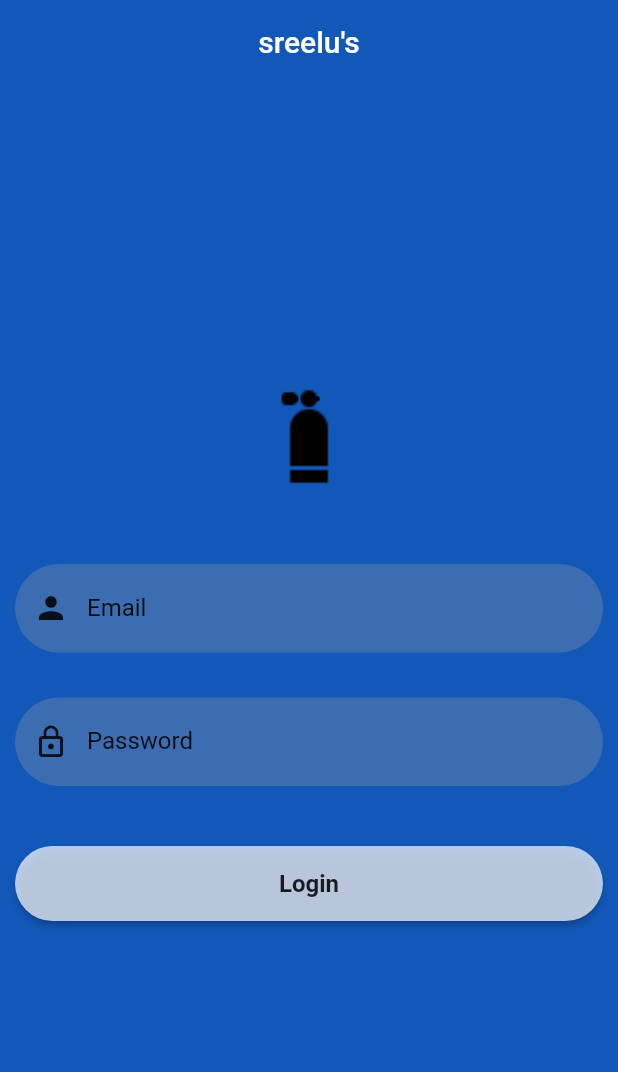
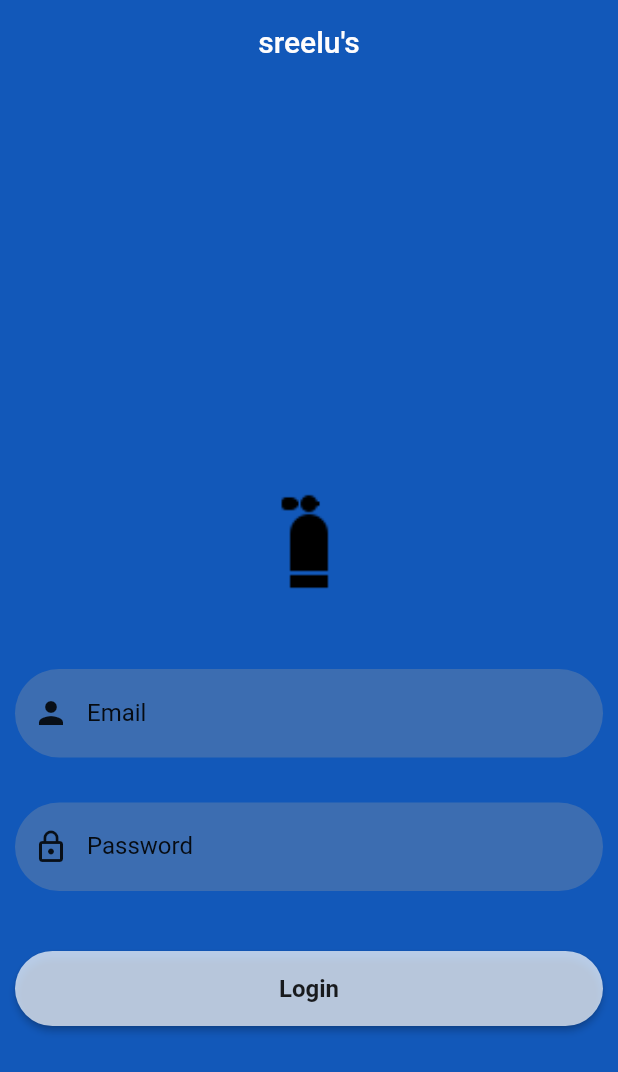
Before and after one commit to Sufiyankallada/flutterapp, a Flutter app: the screen it shows after launch, on a phone screen of 412 x 824 dp. Shown: the top 1072 px of the screen. Run offline on Flutter 3.47's test engine with Material 2 defaults, Android fonts, the phone set to English and light mode, and no system bars; our stand-ins replace dropdown_search, fluttertoast; missing offline and left inert: flutter_beep, qr_code_scanner.

Commit message:
neat_login_page_2.1

```diff
--- a/lib/loginpage.dart
+++ b/lib/loginpage.dart
@@ -35,6 +35,11 @@ class _LoginPageState extends State<LoginPage> {
             Container(
               width: 70,
               height: 70,
+              margin:EdgeInsets.only(
+                top:70
+              ),
+
+              //child:Text("sreelu's", style: TextStyle(color: Color.fromARGB(255, 255, 253, 253))),
               decoration: const BoxDecoration(
                 shape: BoxShape.circle,
                 image: DecorationImage(
```
